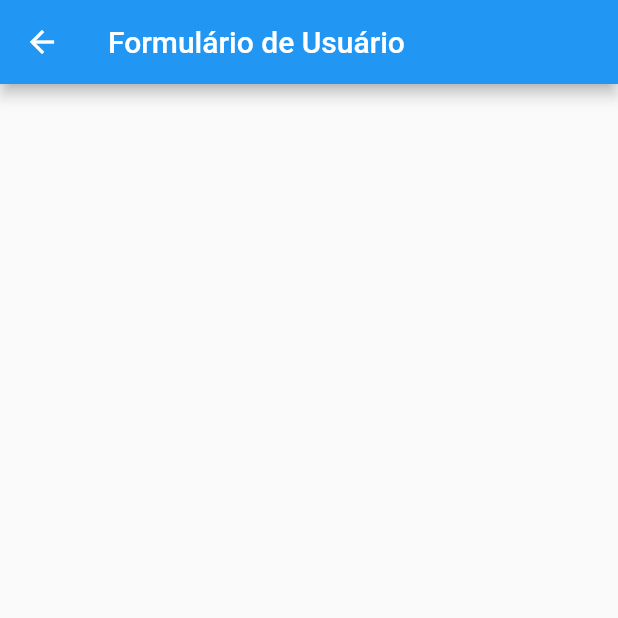
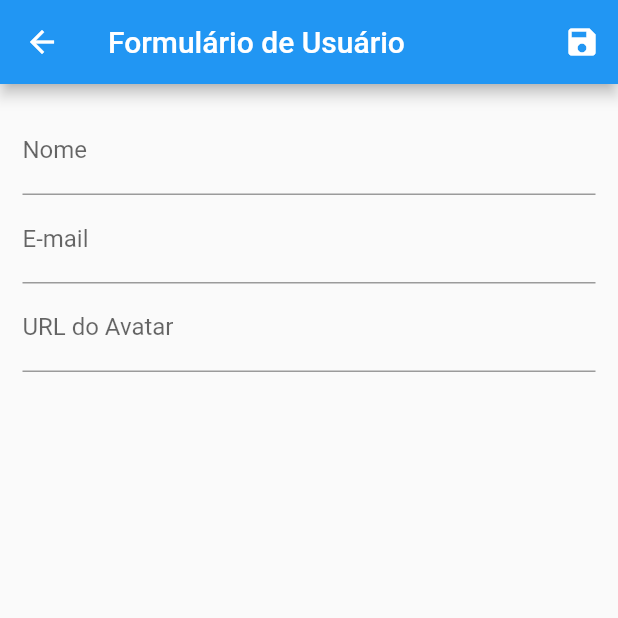
Before and after one commit to martynsdk/flutter_crud, a Flutter app: the UserForm screen opened by its route, on a phone screen of 412 x 824 dp, the top half of it. Run offline on Flutter 3.47's test engine with Material 2 defaults, Android fonts, the phone set to English and light mode, and no system bars; network calls fail.

Commit message:
Aula 14 com erros

```diff
--- a/lib/views/user_form.dart
+++ b/lib/views/user_form.dart
@@ -1,11 +1,72 @@
 import 'package:flutter/material.dart';
+import 'package:flutter_crud/models/user.dart';
+import 'package:flutter_crud/provider/users.dart';
+import 'package:provider/provider.dart';
 
 class UserForm extends StatelessWidget{
+
+  final _form = GlobalKey<FormState>();
+  final Map<String, String> _formData = {}; //this is the original (didnt work)
+  //final _formData = {};
+
   @override
   Widget build(BuildContext context) {
     return Scaffold(
       appBar: AppBar(
-        title: Text("Formulário de Usuário"),
+        title: Text('Formulário de Usuário'),
+        actions: <Widget>[
+          IconButton(
+              icon: Icon(Icons.save),
+          onPressed: () {
+            final isValid = _form.currentState!.validate();
+
+            if (isValid){
+              _form.currentState!.save();
+              Provider.of<Users>(context, listen: false).put(
+                User(
+                id: _formData['id'],
+                name: _formData['name'],
+                email: _formData['email'],
+                avatarUrl: _formData['avatarUrl'],
+              ),
+              );
+              Navigator.of(context).pop();
+            }
+
+          }
+          ),
+        ],
+      ),
+      body: Padding(
+        padding: EdgeInsets.all(15),
+        child: Form(
+          key: _form,
+          child: Column(
+            children: [
+              TextFormField(
+                decoration: InputDecoration(labelText: 'Nome'),
+                validator: (value){
+                  if (value == null || value.trim().isEmpty){
+                    return 'Nome inválido';
+                  }
+                  if (value.trim().length <= 3){
+                    return 'Nome muito pequeno. No mínimo 3 letras.';
+                  }
+                  return null;
+                },
+                onSaved: (value) => _formData['name'] = value,
+              ),
+              TextFormField(
+                decoration: InputDecoration(labelText: 'E-mail'),
+                onSaved: (value) => _formData['email'] = value,
+              ),
+              TextFormField(
+                decoration: InputDecoration(labelText: 'URL do Avatar'),
+                onSaved: (value) => _formData['avatarUrl'] = value,
+              ),
+            ],
+          ),
+        ),
       ),
     );
 
```
